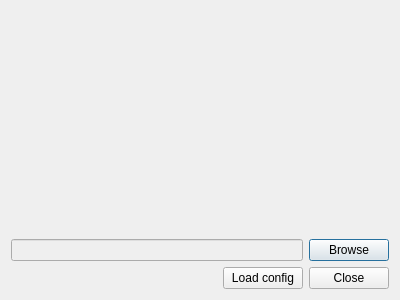
This is PI/findcamera.ui in gaporf/diploma-2 as Qt 5 draws it before an edit. The edited form follows.
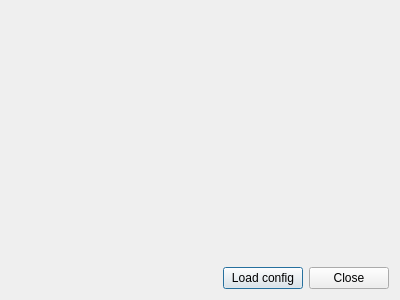
This is the edited form.

Patch:
```diff
--- a/PI/findcamera.ui
+++ b/PI/findcamera.ui
@@ -28,22 +28,7 @@
     </spacer>
    </item>
    <item>
-    <layout class="QHBoxLayout" name="horizontalLayout">
-     <item>
-      <widget class="QLineEdit" name="pathLine">
-       <property name="enabled">
-        <bool>false</bool>
-       </property>
-      </widget>
-     </item>
-     <item>
-      <widget class="QPushButton" name="browseButton">
-       <property name="text">
-        <string>Browse</string>
-       </property>
-      </widget>
-     </item>
-    </layout>
+    <layout class="QHBoxLayout" name="horizontalLayout"/>
    </item>
    <item>
     <layout class="QHBoxLayout" name="horizontalLayout_2">
```
